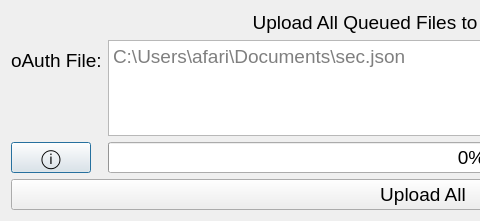
This is Utilities/GoogleDriveHandler/GDriveDataExport/upload_all_drive_files.ui in Georgia-Tech-Off-Road/GTORDaata as Qt 5 draws it before an edit; both pictures show x 0 to 480 and y 0 to 221 of the 846 by 221 pixel window. The edited form follows.
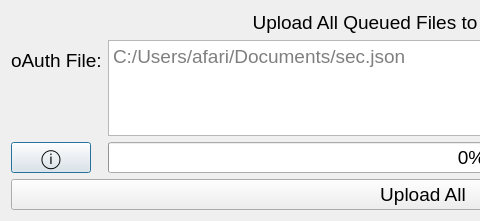
This is the edited form.

Diff of the .ui file:
```diff
--- a/Utilities/GoogleDriveHandler/GDriveDataExport/upload_all_drive_files.ui
+++ b/Utilities/GoogleDriveHandler/GDriveDataExport/upload_all_drive_files.ui
@@ -76,8 +76,11 @@
           </property>
           <item row="0" column="0">
            <widget class="QPlainTextEdit" name="oAuth_file_entry">
+            <property name="readOnly">
+             <bool>false</bool>
+            </property>
             <property name="placeholderText">
-             <string>C:\Users\afari\Documents\sec.json</string>
+             <string>C:/Users/afari/Documents/sec.json</string>
             </property>
            </widget>
           </item>
```
